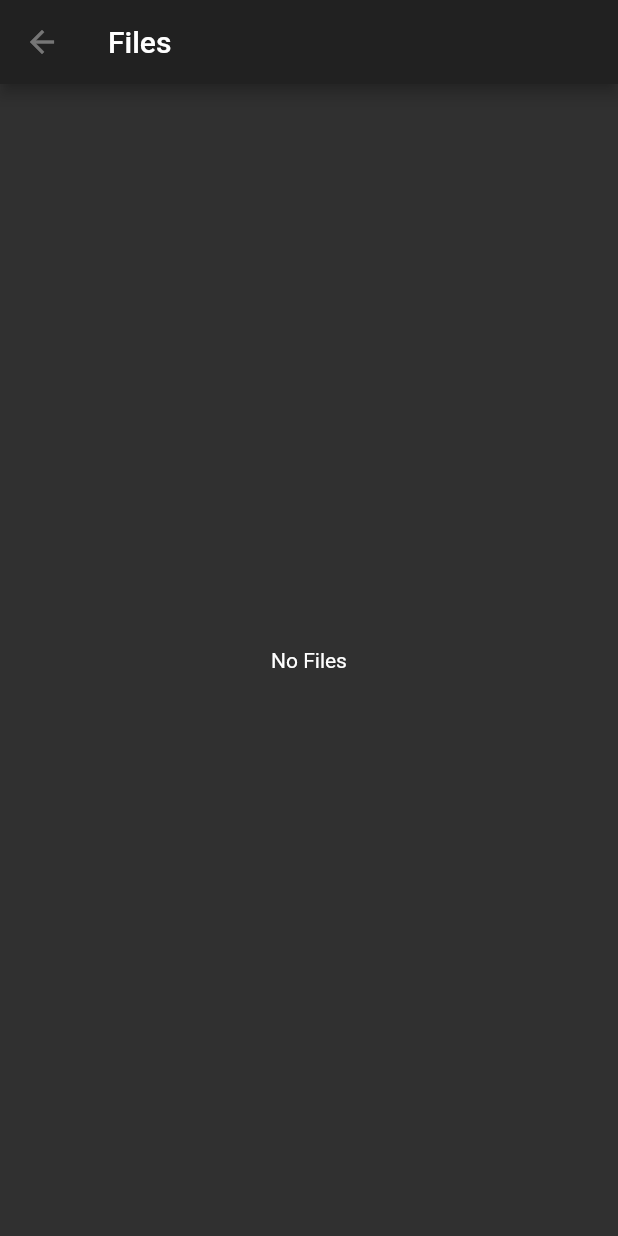
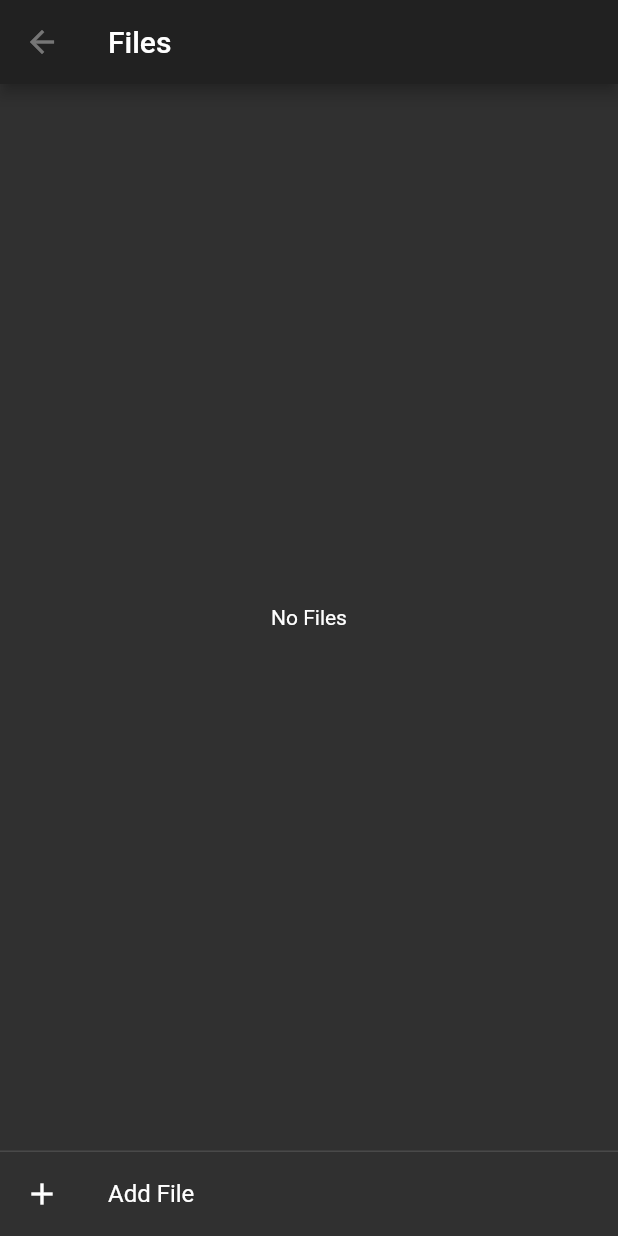
Before and after one commit to LeonPuchinger/jackie_notes, a Flutter app: the screen it shows after launch, on a phone screen of 412 x 824 dp. Run offline on Flutter 3.47's test engine with Material 2 defaults, Android fonts, the phone set to English and light mode, and no system bars; our stand-ins replace rxdart, string_scanner; missing offline and left inert: combinator.

Commit message:
add files

```diff
--- a/lib/data/services/filesystem.dart
+++ b/lib/data/services/filesystem.dart
@@ -26,6 +26,12 @@ Future<List<NoteEntity>> listDirectory(io.Directory dir) async {
     }
   }
   return entities;
+}
+
+createJvg(String path) async {
+  final document = Document()..pages.add(Page());
+  final file = io.File("$path/New File.jvg")..createSync(recursive: false);
+  await writeJvg(document, file);
 }
 
 writeJvg(Document document, io.File file) async {
--- a/lib/data/state/notelist_bloc.dart
+++ b/lib/data/state/notelist_bloc.dart
@@ -9,7 +9,7 @@ import 'package:rxdart/rxdart.dart';
 
 class NoteListBloc extends Bloc {
   final AppBloc appBloc;
-  final _dirStack = [];
+  final _dirStack = <Directory>[];
 
   final _entityController = BehaviorSubject<List<NoteEntity>>();
   final _currentDirectory = BehaviorSubject<Directory>();
@@ -30,11 +30,22 @@ class NoteListBloc extends Bloc {
     }
   }
 
+  _refreshCurrentDir() async {
+    final current = io.Directory(_dirStack.last.path);
+    _entityController.add(await listDirectory(current));
+  }
+
   moveToParent() async {
     _dirStack.removeLast();
     final parent = _dirStack.last;
     _currentDirectory.add(parent);
     _entityController.add(await listDirectory(io.Directory(parent.path)));
+  }
+
+  createFile() async {
+    final path = _dirStack.last.path;
+    await createJvg(path);
+    _refreshCurrentDir();
   }
 
   @override
--- a/lib/widgets/notelist.dart
+++ b/lib/widgets/notelist.dart
@@ -59,6 +59,21 @@ class _NoteListState extends State<NoteList> {
             },
           ),
         ),
+        Container(
+          decoration: BoxDecoration(
+            border: Border(
+              top: BorderSide(
+                width: 1,
+                color: Theme.of(context).dividerColor,
+              ),
+            ),
+          ),
+          child: ListTile(
+            onTap: bloc.createFile,
+            leading: Icon(Icons.add),
+            title: Text("Add File"),
+          ),
+        ),
       ],
     );
   }
--- a/lib/widgets/responsive_scaffold.dart
+++ b/lib/widgets/responsive_scaffold.dart
@@ -21,6 +21,11 @@ class ResponsiveScaffold extends StatelessWidget {
           crossAxisAlignment: CrossAxisAlignment.stretch,
           children: [
             Container(
+              decoration: BoxDecoration(
+                border: Border(
+                    right: BorderSide(
+                        width: 1, color: Theme.of(context).dividerColor)),
+              ),
               child: this.sidebar,
               width: 280,
             ),
```
